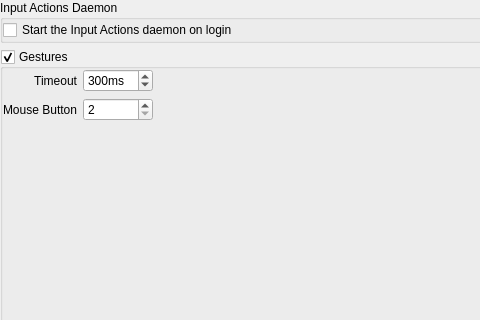
Before: the Qt Designer form kcm_hotkeys/global_settings_widget.ui in KDE/khotkeys, drawn with Qt 5; both pictures show x 0 to 480 and y 0 to 320 of the 650 by 729 pixel window.
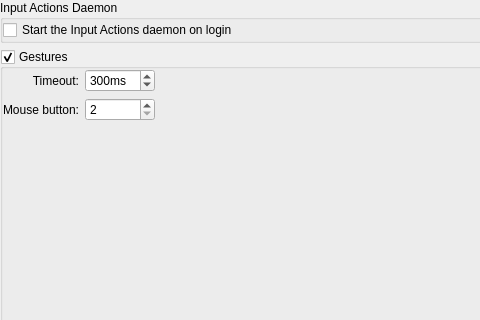
After: the same form once the commit is applied.

```diff
--- a/kcm_hotkeys/global_settings_widget.ui
+++ b/kcm_hotkeys/global_settings_widget.ui
@@ -60,7 +60,7 @@
       <item row="0" column="0">
        <widget class="QLabel" name="gestures_timeout_label">
         <property name="text">
-         <string>Timeout</string>
+         <string>Timeout:</string>
         </property>
         <property name="alignment">
          <set>Qt::AlignRight|Qt::AlignTrailing|Qt::AlignVCenter</set>
@@ -102,7 +102,7 @@
       <item row="1" column="0">
        <widget class="QLabel" name="gestures_button_label">
         <property name="text">
-         <string>Mouse Button</string>
+         <string>Mouse button:</string>
         </property>
         <property name="buddy">
          <cstring>gestures_button</cstring>
```
